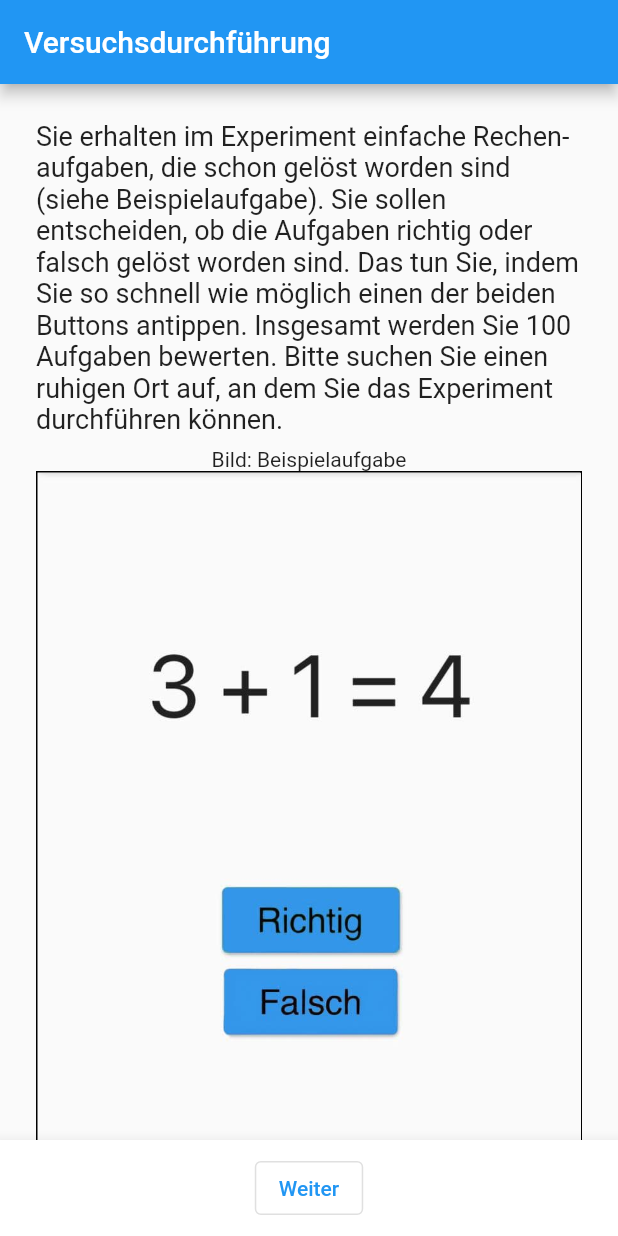
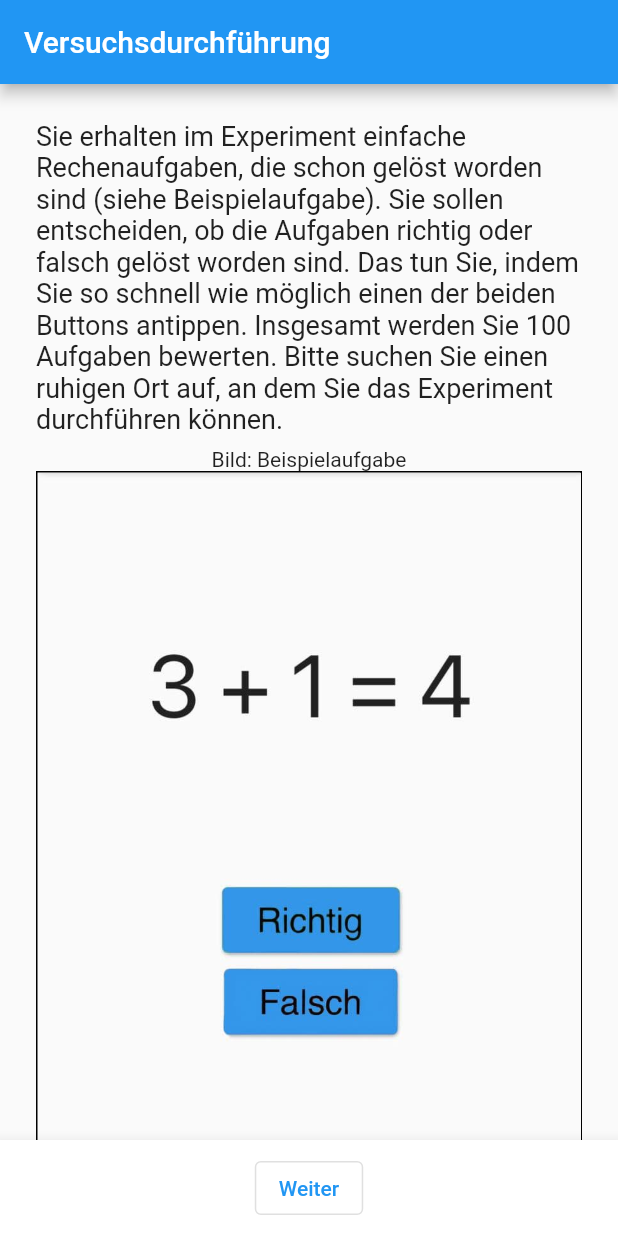
Before and after one commit to arlu0001/mef, a Flutter app: the TrialExampleScreen screen opened directly, on a phone screen of 412 x 824 dp. Run offline on Flutter 3.47's test engine with Material 2 defaults, Android fonts, the phone set to English and light mode, and no system bars; missing offline and left inert: universal_html.

Commit message:
Remove Umbruch

```diff
--- a/app/lib/info_screens/trial_example_screen.dart
+++ b/app/lib/info_screens/trial_example_screen.dart
@@ -18,7 +18,7 @@ class TrialExampleScreen extends StatelessWidget {
             children: [
               CustomText(
                   text:
-                      'Sie erhalten im Experiment einfache Rechen-\naufgaben, die schon gelöst worden sind (siehe Beispielaufgabe). Sie sollen entscheiden, ob die Aufgaben richtig oder falsch gelöst worden sind. Das tun Sie, indem Sie so schnell wie möglich einen der beiden Buttons antippen. Insgesamt werden Sie 100 Aufgaben bewerten. Bitte suchen Sie einen ruhigen Ort auf, an dem Sie das Experiment durchführen können.'),
+                      'Sie erhalten im Experiment einfache Rechenaufgaben, die schon gelöst worden sind (siehe Beispielaufgabe). Sie sollen entscheiden, ob die Aufgaben richtig oder falsch gelöst worden sind. Das tun Sie, indem Sie so schnell wie möglich einen der beiden Buttons antippen. Insgesamt werden Sie 100 Aufgaben bewerten. Bitte suchen Sie einen ruhigen Ort auf, an dem Sie das Experiment durchführen können.'),
               SizedBox(
                 height: 8,
               ),
```
